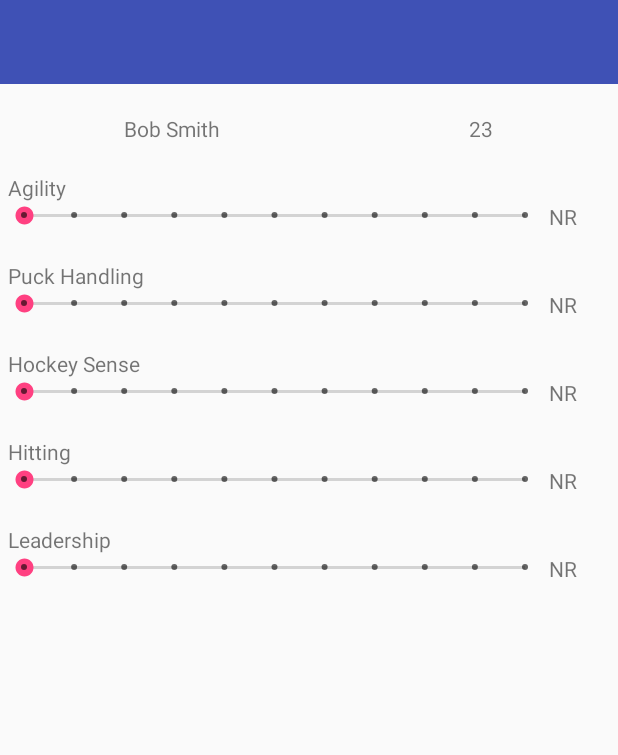
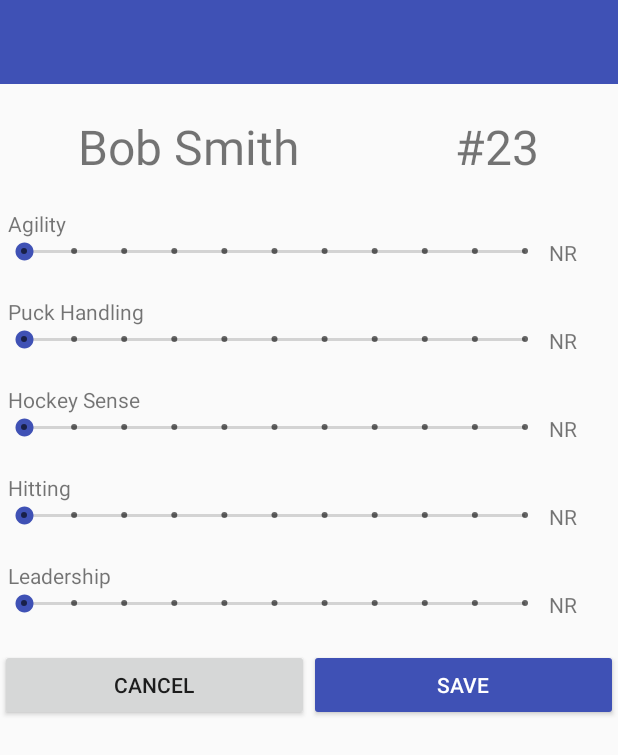
Before and after one commit to fdrury/HockeyConnect, an Android app: the screen it shows after launch (PlayerEvaluationActivity), on a phone screen of 412 x 824 dp. Shown: the top 755 px of the screen. Run offline under Robolectric (Android 15) with nearby library versions, the light colour scheme and no system bars.

Commit message:
Updated UI
for evaluation screen

```diff
--- a/code/HockeyConnect/app/src/main/res/layout/activity_player_evaluation.xml
+++ b/code/HockeyConnect/app/src/main/res/layout/activity_player_evaluation.xml
@@ -34,6 +34,7 @@
                 android:layout_height="wrap_content"
                 android:layout_weight="1"
                 android:gravity="center"
+                android:textSize="32dp"
                 android:text="Player Name" />
 
             <TextView
@@ -42,6 +43,7 @@
                 android:layout_height="wrap_content"
                 android:layout_weight="1"
                 android:gravity="center"
+                android:textSize="32dp"
                 android:text="Player Number" />
         </LinearLayout>
 
@@ -67,6 +69,8 @@
                 style="@style/Widget.AppCompat.SeekBar.Discrete"
                 android:layout_width="wrap_content"
                 android:layout_height="wrap_content"
+                android:thumbTint="@color/colorPrimary"
+                android:progressTint="@color/colorPrimary"
                 android:layout_weight="9"
                 android:max="10"
                 android:progress="0" />
@@ -101,6 +105,8 @@
                 style="@style/Widget.AppCompat.SeekBar.Discrete"
                 android:layout_width="wrap_content"
                 android:layout_height="wrap_content"
+                android:thumbTint="@color/colorPrimary"
+                android:progressTint="@color/colorPrimary"
                 android:layout_weight="9"
                 android:max="10"
                 android:progress="0" />
@@ -135,6 +141,8 @@
                 style="@style/Widget.AppCompat.SeekBar.Discrete"
                 android:layout_width="wrap_content"
                 android:layout_height="wrap_content"
+                android:thumbTint="@color/colorPrimary"
+                android:progressTint="@color/colorPrimary"
                 android:layout_weight="9"
                 android:max="10"
                 android:progress="0" />
@@ -169,6 +177,8 @@
                 style="@style/Widget.AppCompat.SeekBar.Discrete"
                 android:layout_width="wrap_content"
                 android:layout_height="wrap_content"
+                android:thumbTint="@color/colorPrimary"
+                android:progressTint="@color/colorPrimary"
                 android:layout_weight="9"
                 android:max="10"
                 android:progress="0" />
@@ -203,6 +213,8 @@
                 style="@style/Widget.AppCompat.SeekBar.Discrete"
                 android:layout_width="wrap_content"
                 android:layout_height="wrap_content"
+                android:thumbTint="@color/colorPrimary"
+                android:progressTint="@color/colorPrimary"
                 android:layout_weight="9"
                 android:max="10"
                 android:progress="0" />
@@ -215,6 +227,32 @@
                 android:text="NR" />
         </LinearLayout>
 
+        <Space
+            android:layout_width="match_parent"
+            android:layout_height="20dp" />
+
+        <LinearLayout
+            android:layout_width="match_parent"
+            android:layout_height="match_parent"
+            android:orientation="horizontal">
+
+            <Button
+                android:id="@+id/buttonCancel"
+                android:layout_width="match_parent"
+                android:layout_height="wrap_content"
+                android:layout_weight="1"
+                android:text="Cancel" />
+
+            <Button
+                android:id="@+id/buttonSave"
+                android:layout_width="match_parent"
+                android:layout_height="wrap_content"
+                android:layout_weight="1"
+                android:backgroundTint="@color/colorPrimary"
+                android:textColor="@color/colorWhite"
+                android:text="Save" />
+        </LinearLayout>
+
     </LinearLayout>
 
 </ScrollView>
--- a/code/HockeyConnect/app/src/main/res/values/colors.xml
+++ b/code/HockeyConnect/app/src/main/res/values/colors.xml
@@ -3,4 +3,5 @@
     <color name="colorPrimary">#3F51B5</color>
     <color name="colorPrimaryDark">#303F9F</color>
     <color name="colorAccent">#FF4081</color>
+    <color name="colorWhite">#FFFFFF</color>
 </resources>
--- a/code/HockeyConnect/app/src/main/res/values/strings.xml
+++ b/code/HockeyConnect/app/src/main/res/values/strings.xml
@@ -8,5 +8,5 @@
     <string name="not_rated_name">NR</string>
 
     <string name="test_player_name_name">Bob Smith</string>
-    <string name="test_player_number_name">23</string>
+    <string name="test_player_number_name">#23</string>
 </resources>
```
